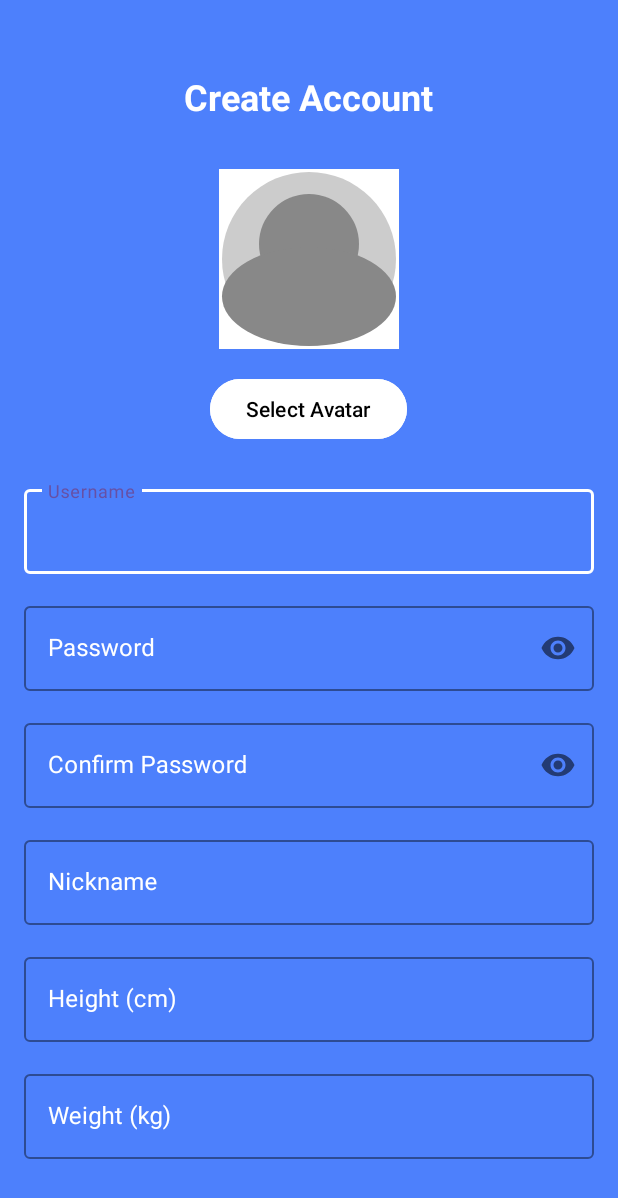
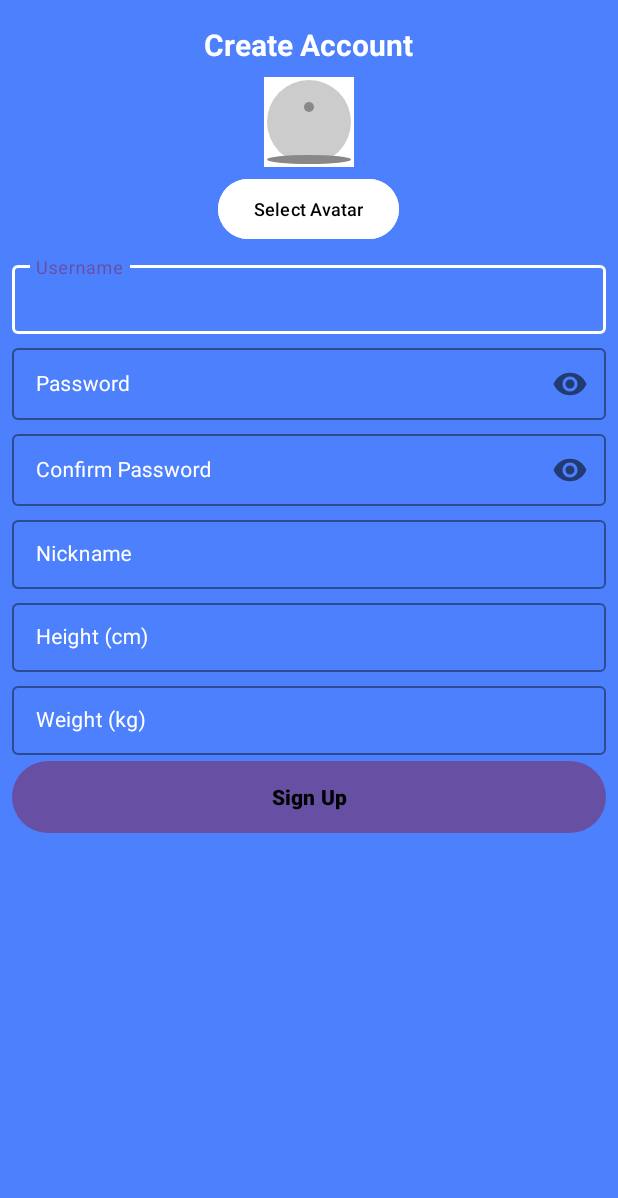
Before and after one commit to Zhaowen-Solene/II.3510_2425_SmallProject_G2_MAX, an Android app: the SignUpActivity screen opened directly, with no data from a screen before it, on a phone screen of 412 x 824 dp. Shown: the top 1198 px of the screen. Run offline under Robolectric (Android 15) with nearby library versions, the phone set to English and light mode, and no system bars; pictures from the network do not load.

Commit message:
update signup version

```diff
--- a/FitnessTracker/app/src/main/res/layout/activity_signup.xml
+++ b/FitnessTracker/app/src/main/res/layout/activity_signup.xml
@@ -4,175 +4,161 @@
     android:layout_width="match_parent"
     android:layout_height="match_parent"
     android:orientation="vertical"
-    android:padding="16dp"
+    android:padding="8dp"
     android:background="@color/mainColor">
 
     <TextView
         android:layout_width="wrap_content"
         android:layout_height="wrap_content"
         android:text="Create Account"
-        android:textSize="24sp"
+        android:textSize="20sp"
         android:textStyle="bold"
         android:textColor="@color/white"
         android:layout_gravity="center"
-        android:layout_marginTop="32dp"
-        android:layout_marginBottom="32dp"/>
+        android:layout_marginTop="8dp"
+        android:layout_marginBottom="8dp"/>
 
     <ImageView
         android:id="@+id/profileImage"
-        android:layout_width="120dp"
-        android:layout_height="120dp"
-        android:src="@drawable/default_avatar"
+        android:layout_width="60dp"
+        android:layout_height="60dp"
         android:layout_gravity="center"
-        android:layout_marginBottom="16dp"
+        android:layout_marginBottom="4dp"
         android:background="@android:color/white"
-        android:padding="2dp"/>
+        android:padding="2dp"
+        android:src="@drawable/default_avatar" />
 
     <Button
         android:id="@+id/selectImageBtn"
         android:layout_width="wrap_content"
         android:layout_height="wrap_content"
+        android:layout_gravity="center"
+        android:layout_marginBottom="8dp"
+        android:backgroundTint="@color/white"
         android:text="Select Avatar"
-        android:layout_gravity="center"
-        android:layout_marginBottom="24dp"
-        android:backgroundTint="@color/white"
-        android:textColor="@color/black"/>
+        android:textColor="@color/black"
+        android:textSize="12sp" />
 
-    <!-- 用户名输入框 -->
     <com.google.android.material.textfield.TextInputLayout
         android:layout_width="match_parent"
         android:layout_height="wrap_content"
-        android:layout_marginBottom="16dp"
+        android:layout_marginBottom="4dp"
         android:hint="Username"
         android:textColorHint="@color/white"
         app:boxStrokeColor="@color/white"
-        style="@style/Widget.MaterialComponents.TextInputLayout.OutlinedBox">
+        style="@style/Widget.MaterialComponents.TextInputLayout.OutlinedBox.Dense">
 
         <EditText
             android:id="@+id/usernameInput"
             android:layout_width="match_parent"
             android:layout_height="wrap_content"
+            android:inputType="text"
             android:textColor="@color/white"
-            android:inputType="text"/>
+            android:textSize="14sp" />
     </com.google.android.material.textfield.TextInputLayout>
 
-    <!-- 密码输入框 -->
     <com.google.android.material.textfield.TextInputLayout
         android:layout_width="match_parent"
         android:layout_height="wrap_content"
-        android:layout_marginBottom="16dp"
+        android:layout_marginBottom="4dp"
         android:hint="Password"
         android:textColorHint="@color/white"
         app:boxStrokeColor="@color/white"
         app:passwordToggleEnabled="true"
-        style="@style/Widget.MaterialComponents.TextInputLayout.OutlinedBox">
+        style="@style/Widget.MaterialComponents.TextInputLayout.OutlinedBox.Dense">
 
         <EditText
             android:id="@+id/passwordInput"
             android:layout_width="match_parent"
             android:layout_height="wrap_content"
+            android:inputType="textPassword"
             android:textColor="@color/white"
-            android:inputType="textPassword"/>
+            android:textSize="14sp" />
     </com.google.android.material.textfield.TextInputLayout>
 
-    <!-- 确认密码输入框 -->
     <com.google.android.material.textfield.TextInputLayout
         android:layout_width="match_parent"
         android:layout_height="wrap_content"
-        android:layout_marginBottom="16dp"
+        android:layout_marginBottom="4dp"
         android:hint="Confirm Password"
         android:textColorHint="@color/white"
         app:boxStrokeColor="@color/white"
         app:passwordToggleEnabled="true"
-        style="@style/Widget.MaterialComponents.TextInputLayout.OutlinedBox">
+        style="@style/Widget.MaterialComponents.TextInputLayout.OutlinedBox.Dense">
 
         <EditText
             android:id="@+id/confirmPasswordInput"
             android:layout_width="match_parent"
             android:layout_height="wrap_content"
+            android:inputType="textPassword"
             android:textColor="@color/white"
-            android:inputType="textPassword"/>
+            android:textSize="14sp" />
     </com.google.android.material.textfield.TextInputLayout>
 
-    <!-- 其他字段保持不变 -->
     <com.google.android.material.textfield.TextInputLayout
         android:layout_width="match_parent"
         android:layout_height="wrap_content"
-        android:layout_marginBottom="16dp"
+        android:layout_marginBottom="4dp"
         android:hint="Nickname"
         android:textColorHint="@color/white"
         app:boxStrokeColor="@color/white"
-        style="@style/Widget.MaterialComponents.TextInputLayout.OutlinedBox">
+        style="@style/Widget.MaterialComponents.TextInputLayout.OutlinedBox.Dense">
 
         <EditText
             android:id="@+id/nicknameInput"
             android:layout_width="match_parent"
             android:layout_height="wrap_content"
+            android:inputType="text"
             android:textColor="@color/white"
-            android:inputType="text"/>
+            android:textSize="14sp" />
     </com.google.android.material.textfield.TextInputLayout>
 
     <com.google.android.material.textfield.TextInputLayout
         android:layout_width="match_parent"
         android:layout_height="wrap_content"
-        android:layout_marginBottom="16dp"
+        android:layout_marginBottom="4dp"
         android:hint="Height (cm)"
         android:textColorHint="@color/white"
         app:boxStrokeColor="@color/white"
-        style="@style/Widget.MaterialComponents.TextInputLayout.OutlinedBox">
+        style="@style/Widget.MaterialComponents.TextInputLayout.OutlinedBox.Dense">
 
         <EditText
             android:id="@+id/heightInput"
             android:layout_width="match_parent"
             android:layout_height="wrap_content"
+            android:inputType="number"
             android:textColor="@color/white"
-            android:inputType="number"/>
+            android:textSize="14sp" />
     </com.google.android.material.textfield.TextInputLayout>
 
     <com.google.android.material.textfield.TextInputLayout
         android:layout_width="match_parent"
         android:layout_height="wrap_content"
-        android:layout_marginBottom="16dp"
+        android:layout_marginBottom="4dp"
         android:hint="Weight (kg)"
         android:textColorHint="@color/white"
         app:boxStrokeColor="@color/white"
-        style="@style/Widget.MaterialComponents.TextInputLayout.OutlinedBox">
+        style="@style/Widget.MaterialComponents.TextInputLayout.OutlinedBox.Dense">
 
         <EditText
             android:id="@+id/weightInput"
             android:layout_width="match_parent"
             android:layout_height="wrap_content"
+            android:inputType="number"
             android:textColor="@color/white"
-            android:inputType="number"/>
+            android:textSize="14sp" />
     </com.google.android.material.textfield.TextInputLayout>
 
-    <com.google.android.material.textfield.TextInputLayout
-        android:layout_width="match_parent"
-        android:layout_height="wrap_content"
-        android:layout_marginBottom="32dp"
-        android:hint="Your Motto"
-        android:textColorHint="@color/white"
-        app:boxStrokeColor="@color/white"
-        style="@style/Widget.MaterialComponents.TextInputLayout.OutlinedBox">
-
-        <EditText
-            android:id="@+id/mottoInput"
-            android:layout_width="match_parent"
-            android:layout_height="wrap_content"
-            android:textColor="@color/white"
-            android:inputType="textMultiLine"
-            android:maxLines="2"/>
-    </com.google.android.material.textfield.TextInputLayout>
 
     <Button
         android:id="@+id/signUpButton"
         android:layout_width="match_parent"
         android:layout_height="wrap_content"
+        android:background="@drawable/yellow_bg"
+        android:padding="8dp"
         android:text="Sign Up"
-        android:textStyle="bold"
-        android:textSize="16sp"
-        android:padding="12dp"
-        android:background="@drawable/yellow_bg"
-        android:textColor="@color/black"/>
+        android:textColor="@color/black"
+        android:textSize="14sp"
+        android:textStyle="bold" />
 
 </LinearLayout>
```
Also changed, not shown: 1 other file.
